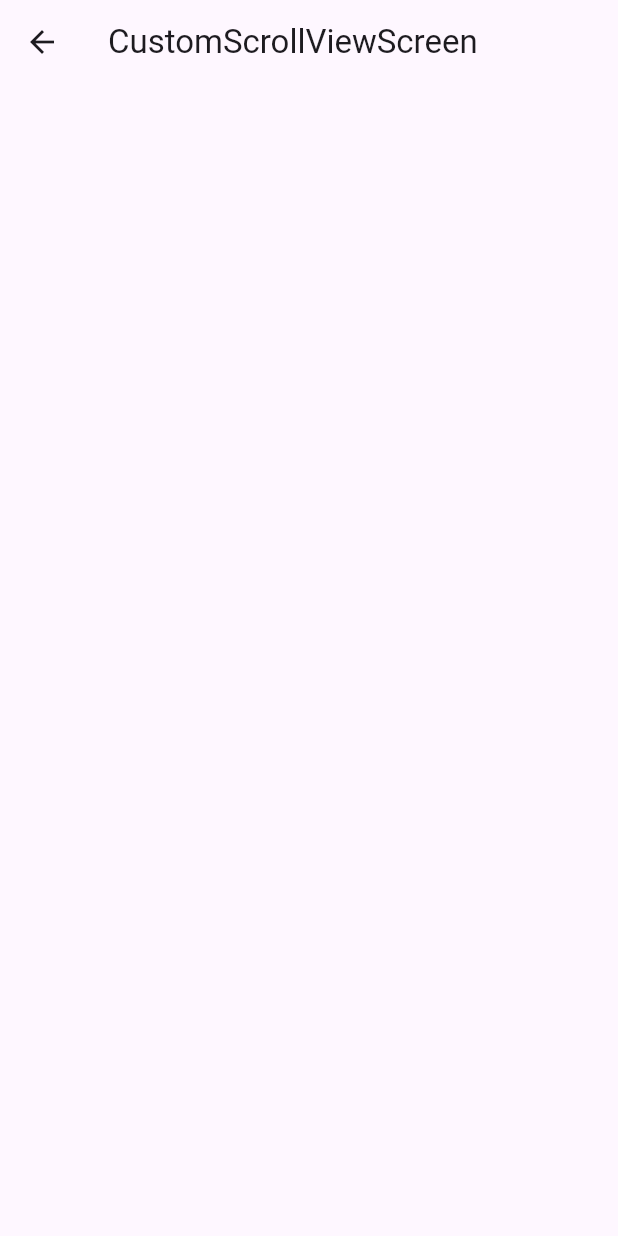
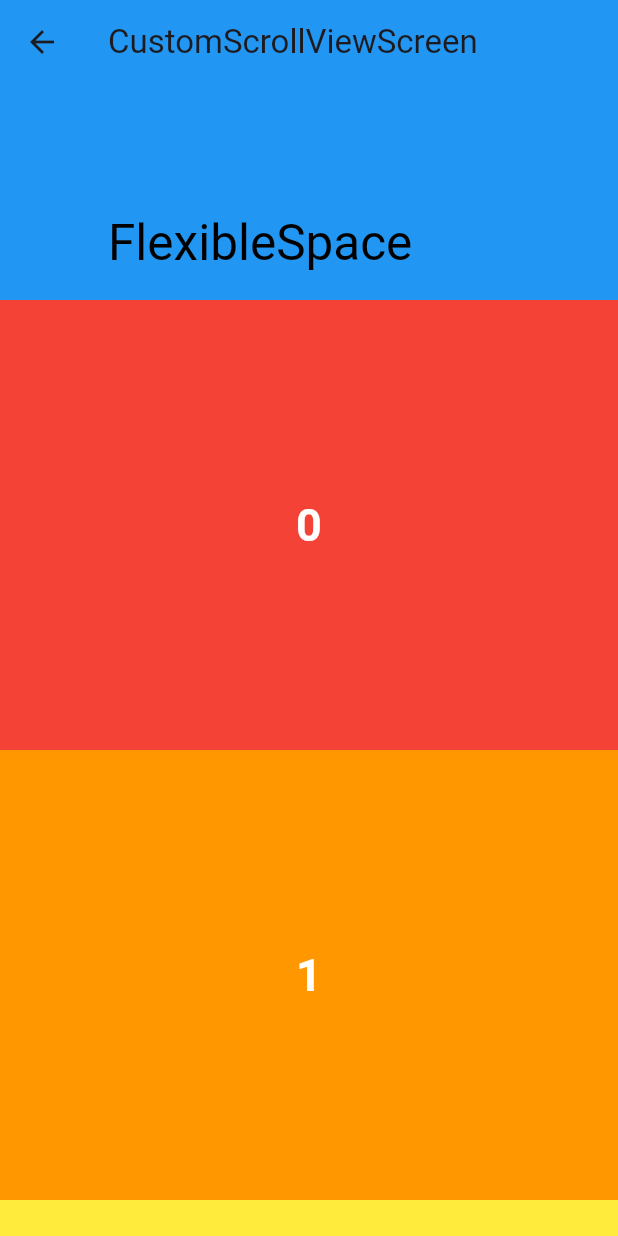
Before and after one commit to SungSeokMin/flutter_widget, a Flutter app: the CustomScrollViewScreen screen opened directly, on a phone screen of 412 x 824 dp. Run offline on Flutter 3.47's test engine with Material 3 defaults, Android fonts, the phone set to English and light mode, and no system bars.

Commit message:
CustomScrollView - SliverAppBar

```diff
--- a/widget_scrollable/lib/screen/custom_scroll_view_screen.dart
+++ b/widget_scrollable/lib/screen/custom_scroll_view_screen.dart
@@ -11,11 +11,36 @@ class CustomScrollViewScreen extends StatelessWidget {
     return Scaffold(
       body: CustomScrollView(
         slivers: [
-          const SliverAppBar(
-            title: Text('CustomScrollViewScreen'),
-          ),
+          renderSliverAppBar(),
+          renderChildSliverList(),
         ],
       ),
+    );
+  }
+
+  // AppBar
+  SliverAppBar renderSliverAppBar() {
+    return SliverAppBar(
+      // true: 위로 스크롤 했을 때 AppBar 노출
+      floating: true,
+      // AppBar 고정
+      pinned: false,
+      // 자석 효과 (floating이 true일 경우 사용 가능)
+      snap: true,
+      // 맨 위에서 한계 이상으로 스크롤 했을 때 남는 공간을 차지
+      stretch: true,
+      collapsedHeight: 150,
+      expandedHeight: 200,
+      flexibleSpace: FlexibleSpaceBar(
+        title: const Text(
+          'FlexibleSpace',
+          style: TextStyle(color: Colors.black),
+        ),
+        background: Container(
+          color: Colors.blue,
+        ),
+      ),
+      title: const Text('CustomScrollViewScreen'),
     );
   }
 
```
